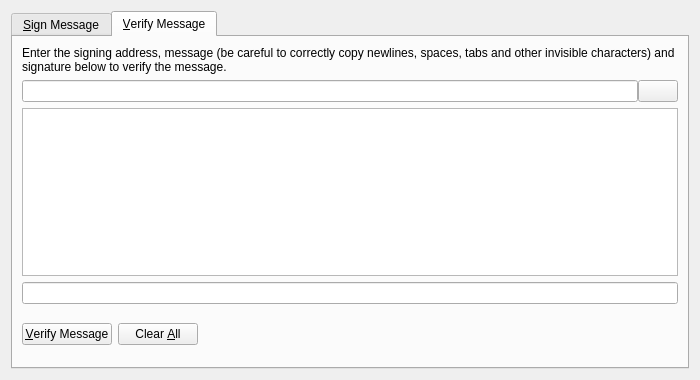
psdgithub/bitcoin, file src/qt/forms/signverifymessagedialog.ui: the form before one commit.
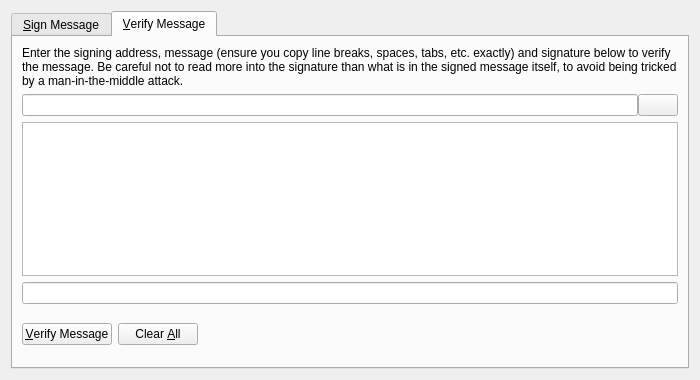
The form after the commit. The open tabs and pages were chosen to show the change. Icons and pictures are not drawn. Custom widgets are drawn as their Qt base class.

Commit message:
update 1 - will get merged once finished
- ensure model gets initialized in the SignVerifyMessageDialog constructor
- add checks for a valid model to bot addressbook buttons
- update info message on verify message page

The edit to the form file:
```diff
--- a/src/qt/forms/signverifymessagedialog.ui
+++ b/src/qt/forms/signverifymessagedialog.ui
@@ -230,7 +230,7 @@
        <item>
         <widget class="QLabel" name="infoLabel_VM">
          <property name="text">
-          <string>Enter the signing address, message (be careful to correctly copy newlines, spaces, tabs and other invisible characters) and signature below to verify the message.</string>
+          <string>Enter the signing address, message (ensure you copy line breaks, spaces, tabs, etc. exactly) and signature below to verify the message. Be careful not to read more into the signature than what is in the signed message itself, to avoid being tricked by a man-in-the-middle attack.</string>
          </property>
          <property name="textFormat">
           <enum>Qt::PlainText</enum>
```
The commit also changes 1 other file.
